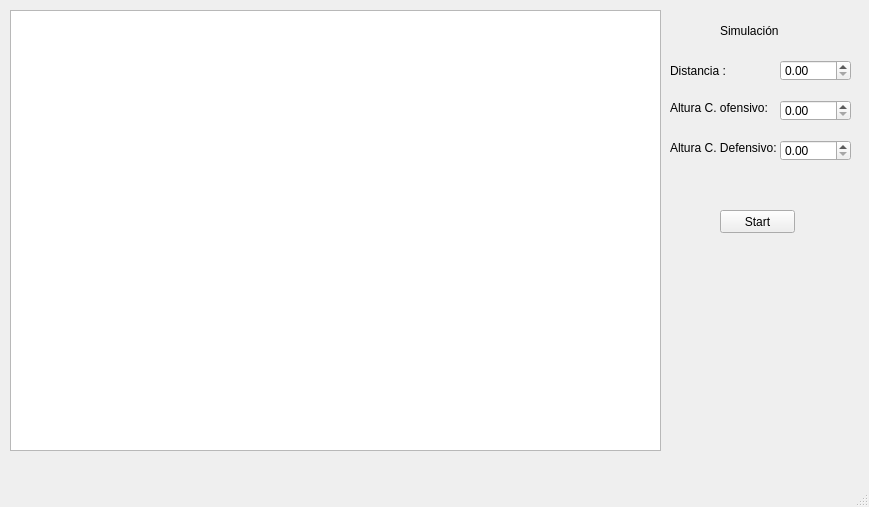
Laurav2103/Parcial-Final, file ParcialFinal/mainwindow.ui: the form before one commit.
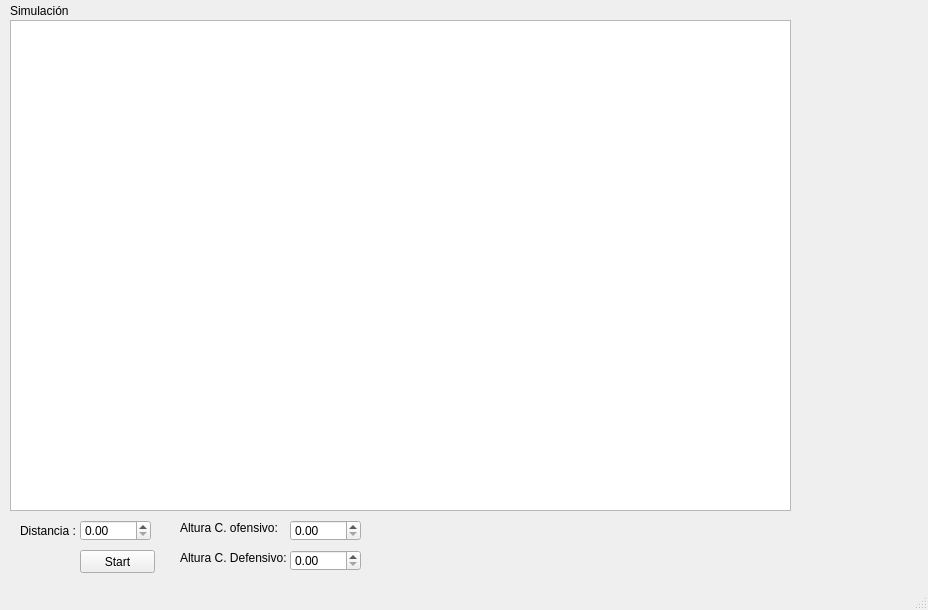
The form after the commit.

Commit message: segundo punto, regiones vulnerables de cada cañon

Patch:
```diff
--- a/ParcialFinal/mainwindow.ui
+++ b/ParcialFinal/mainwindow.ui
@@ -6,8 +6,8 @@
    <rect>
     <x>0</x>
     <y>0</y>
-    <width>869</width>
-    <height>507</height>
+    <width>928</width>
+    <height>610</height>
    </rect>
   </property>
   <property name="windowTitle">
@@ -18,17 +18,17 @@
     <property name="geometry">
      <rect>
       <x>10</x>
-      <y>10</y>
-      <width>651</width>
-      <height>441</height>
+      <y>20</y>
+      <width>781</width>
+      <height>491</height>
      </rect>
     </property>
    </widget>
    <widget class="QLabel" name="label">
     <property name="geometry">
      <rect>
-      <x>670</x>
-      <y>60</y>
+      <x>20</x>
+      <y>520</y>
       <width>141</width>
       <height>21</height>
      </rect>
@@ -40,8 +40,8 @@
    <widget class="QLabel" name="label_2">
     <property name="geometry">
      <rect>
-      <x>720</x>
-      <y>20</y>
+      <x>10</x>
+      <y>0</y>
       <width>111</width>
       <height>21</height>
      </rect>
@@ -56,8 +56,8 @@
    <widget class="QLabel" name="label_3">
     <property name="geometry">
      <rect>
-      <x>670</x>
-      <y>100</y>
+      <x>180</x>
+      <y>520</y>
       <width>131</width>
       <height>16</height>
      </rect>
@@ -69,8 +69,8 @@
    <widget class="QLabel" name="label_4">
     <property name="geometry">
      <rect>
-      <x>670</x>
-      <y>140</y>
+      <x>180</x>
+      <y>550</y>
       <width>111</width>
       <height>16</height>
      </rect>
@@ -82,8 +82,8 @@
    <widget class="QPushButton" name="pushButton">
     <property name="geometry">
      <rect>
-      <x>720</x>
-      <y>210</y>
+      <x>80</x>
+      <y>550</y>
       <width>75</width>
       <height>23</height>
      </rect>
@@ -95,8 +95,8 @@
    <widget class="QDoubleSpinBox" name="distancia">
     <property name="geometry">
      <rect>
-      <x>780</x>
-      <y>60</y>
+      <x>80</x>
+      <y>520</y>
       <width>71</width>
       <height>21</height>
      </rect>
@@ -108,8 +108,8 @@
    <widget class="QDoubleSpinBox" name="altura_of">
     <property name="geometry">
      <rect>
-      <x>780</x>
-      <y>100</y>
+      <x>290</x>
+      <y>520</y>
       <width>71</width>
       <height>21</height>
      </rect>
@@ -121,8 +121,8 @@
    <widget class="QDoubleSpinBox" name="altura_def">
     <property name="geometry">
      <rect>
-      <x>780</x>
-      <y>140</y>
+      <x>290</x>
+      <y>550</y>
       <width>71</width>
       <height>21</height>
      </rect>
```
Left out of the diff: 2 changed lines with no effect on the pictures. The commit also changes 2 other files.
